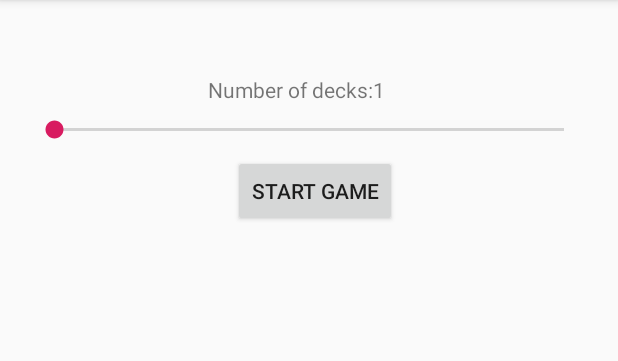
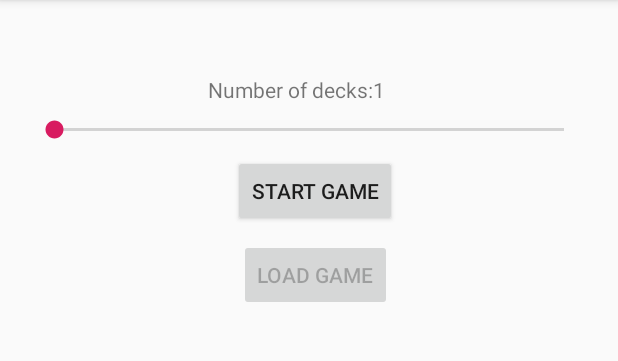
Before and after one commit to LordTaylor/CardGame, an Android app: the screen it shows after launch (MainActivity), on a phone screen of 412 x 824 dp, the part 84-445 px from its top. Run offline under Robolectric (Android 15) with nearby library versions, the phone set to English and light mode, and no system bars; our stand-ins replace RxJava.

Commit message:
loading game shared preferencys added

```diff
--- a/app/src/main/java/com/lordtaylor/cardgame/api/Api.kt
+++ b/app/src/main/java/com/lordtaylor/cardgame/api/Api.kt
@@ -29,7 +29,7 @@ interface Api {
         value = "deck_id",
         encoded = true
     ) deck_id: String = "new",
-                 @Query("count") deck_count: String = "5"): Single<SimpleCardSet>
+                 @Query("count") deck_count: String = Constance.NUMBER_OF_CARDS_TO_DRAW): Single<SimpleCardSet>
 
 
     companion object {
--- /dev/null
+++ b/app/src/main/java/com/lordtaylor/cardgame/game_share_preferances/SharedPreferencesProvider.kt
@@ -0,0 +1,15 @@
+package com.lordtaylor.cardgame.game_share_preferances
+
+import android.content.Context
+import com.google.gson.Gson
+import com.google.gson.GsonBuilder
+import com.lordtaylor.cardgame.models.SimpleDeck
+import com.lordtaylor.cardgame.utils.Constance
+
+object SharedPreferencesProvider {
+    fun GetSavedDeckID(context: Context): SimpleDeck {
+        val pref = context.getSharedPreferences(Constance.PREFERENCES_NAME, Context.MODE_PRIVATE)
+        val deck = pref.getString(Constance.DECK_ID, SimpleDeck().toString())
+        return Gson().fromJson(deck, SimpleDeck::class.java)
+    }
+}
--- a/app/src/main/java/com/lordtaylor/cardgame/models/SimpleDeck.kt
+++ b/app/src/main/java/com/lordtaylor/cardgame/models/SimpleDeck.kt
@@ -2,9 +2,38 @@ package com.lordtaylor.cardgame.models
 
 import com.google.gson.annotations.SerializedName
 
-class SimpleDeck(@SerializedName("success") val success:Boolean,@SerializedName("deck_id") val deck_id: String, var shuffled:Boolean, var remaining:Int) :BaseDeck {
+class SimpleDeck(
+    @SerializedName("success") val success: Boolean = false, @SerializedName("deck_id") val deck_id: String = "new", var shuffled: Boolean = false,
+    var remaining: Int = 0
+) : BaseDeck {
     fun updateDeck(decSet: SimpleCardSet) {
 
-     remaining = decSet.remaining
+        remaining = decSet.remaining
+    }
+
+    override fun equals(other: Any?): Boolean {
+        if (this === other) return true
+        if (javaClass != other?.javaClass) return false
+
+        other as SimpleDeck
+
+        if (success != other.success) return false
+        if (deck_id != other.deck_id) return false
+        if (shuffled != other.shuffled) return false
+        if (remaining != other.remaining) return false
+
+        return true
+    }
+
+    override fun hashCode(): Int {
+        var result = success.hashCode()
+        result = 31 * result + deck_id.hashCode()
+        result = 31 * result + shuffled.hashCode()
+        result = 31 * result + remaining
+        return result
+    }
+
+    override fun toString(): String {
+        return "{\"success\":\"$success\", \"deck_id\":'$deck_id', \"shuffled\":'$shuffled', \"remaining\":'$remaining'}"
     }
 }
--- a/app/src/main/java/com/lordtaylor/cardgame/utils/Constance.kt
+++ b/app/src/main/java/com/lordtaylor/cardgame/utils/Constance.kt
@@ -1,5 +1,8 @@
 package com.lordtaylor.cardgame.utils
 
 object Constance {
+    const val NUMBER_OF_CARDS_TO_DRAW = "5"
+    const val DECK_ID = "deck_id"
+    const val PREFERENCES_NAME = "com.lordtaylor.cardgame.prefs"
     const val BASE_URL = "https://deckofcardsapi.com/api/"
 }
--- a/app/src/main/java/com/lordtaylor/cardgame/views/GameBoardFragment.kt
+++ b/app/src/main/java/com/lordtaylor/cardgame/views/GameBoardFragment.kt
@@ -8,6 +8,7 @@ import androidx.fragment.app.Fragment
 import androidx.lifecycle.ViewModelProviders
 import androidx.recyclerview.widget.GridLayoutManager
 import com.lordtaylor.cardgame.R
+import com.lordtaylor.cardgame.game_logic.GameViewModel
 import com.lordtaylor.cardgame.models.SimpleCard
 import kotlinx.android.synthetic.main.game_board_fragment.*
 
--- a/app/src/main/java/com/lordtaylor/cardgame/views/GameConfigurationFragment.kt
+++ b/app/src/main/java/com/lordtaylor/cardgame/views/GameConfigurationFragment.kt
@@ -1,5 +1,6 @@
 package com.lordtaylor.cardgame.views
 
+import android.annotation.SuppressLint
 import android.os.Bundle
 import android.view.LayoutInflater
 import android.view.View
@@ -8,21 +9,27 @@ import android.widget.SeekBar
 import androidx.fragment.app.Fragment
 import androidx.lifecycle.ViewModelProviders
 import com.lordtaylor.cardgame.R
+import com.lordtaylor.cardgame.game_logic.GameViewModel
+import com.lordtaylor.cardgame.game_share_preferances.SharedPreferencesProvider
+import com.lordtaylor.cardgame.models.SimpleDeck
 import kotlinx.android.synthetic.main.game_configuration_fragment.*
 
 class GameConfigurationFragment : Fragment() {
 
 
     private lateinit var gameViewModel: GameViewModel
+    lateinit var loadedDeck:SimpleDeck
 
     override fun onCreateView(inflater: LayoutInflater, container: ViewGroup?, savedInstanceState: Bundle?): View? {
         return inflater.inflate(R.layout.game_configuration_fragment, container, false)
     }
 
+    @SuppressLint("SetTextI18n")
     override fun onViewCreated(view: View, savedInstanceState: Bundle?) {
         super.onViewCreated(view, savedInstanceState)
 
         gameViewModel=ViewModelProviders.of(this).get(GameViewModel::class.java)
+         loadedDeck =SharedPreferencesProvider.GetSavedDeckID(context!!)
 
         text_deck_count.text = "${getText(R.string.number_of_decks)}1"
         deck_count.progress = 0
@@ -43,8 +50,24 @@ class GameConfigurationFragment : Fragment() {
 
         })
         button_start_game.setOnClickListener {
-            gameViewModel.setNumberOfDecks(deck_count.progress)
-            fragmentManager!!.beginTransaction().replace(R.id.main_container,GameBoardFragment()).commit()
+            newGameButtonClick()
+        }
+        if(loadedDeck.deck_id.equals("new")){
+            button_load_game.isEnabled = false
+        }
+        button_load_game.setOnClickListener {
+            loadGameButtonClick(loadedDeck)
         }
     }
+
+    private fun loadGameButtonClick(loadedDeck:SimpleDeck) {
+        gameViewModel.setDeckFromSP(loadedDeck)
+        fragmentManager!!.beginTransaction().replace(R.id.main_container, GameBoardFragment()).commit()
+    }
+
+    private fun newGameButtonClick() {
+        gameViewModel.setNumberOfDecks(deck_count.progress)
+        fragmentManager!!.beginTransaction().replace(R.id.main_container, GameBoardFragment()).commit()
+    }
+
 }
--- a/app/src/main/res/layout/game_configuration_fragment.xml
+++ b/app/src/main/res/layout/game_configuration_fragment.xml
@@ -29,4 +29,12 @@
             app:layout_constraintEnd_toEndOf="@+id/deck_count"
             app:layout_constraintHorizontal_bias="0.467"
             android:gravity="center" android:layout_marginTop="50dp" app:layout_constraintTop_toTopOf="parent"/>
+    <Button
+            android:text="@string/load_game"
+            android:layout_width="wrap_content"
+            android:layout_height="wrap_content"
+            android:id="@+id/button_load_game" android:layout_marginTop="8dp"
+            app:layout_constraintTop_toBottomOf="@+id/button_start_game"
+            app:layout_constraintStart_toStartOf="@+id/button_start_game"
+            app:layout_constraintEnd_toEndOf="@+id/button_start_game"/>
 </androidx.constraintlayout.widget.ConstraintLayout>
--- a/app/src/main/res/values/strings.xml
+++ b/app/src/main/res/values/strings.xml
@@ -5,4 +5,5 @@
     <string name="draw_cards">Draw Cards</string>
     <string name="card_count">Card Left:</string>
     <string name="shuffle">Shuffle Deck</string>
+    <string name="load_game">Load Game</string>
 </resources>
```
Also changed, not shown: app/src/main/java/com/lordtaylor/cardgame/game_logic/GameViewModel.kt (renamed from app/src/main/java/com/lordtaylor/cardgame/views/GameViewModel.kt, +6 -4 lines).
